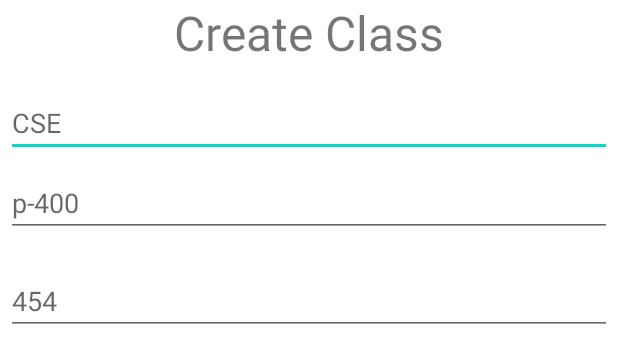
After one commit to Nasif-Imtiaj/Teacher-s-Assistant, an Android app: the layout create_classroom_dialog_layout.xml on its own in the app's theme, with its tools: preview values and no code run, on a phone screen of 412 x 824 dp. The commit adds this screen. Shown: the top 363 px of the screen. Run offline under Robolectric (Android 15) with nearby library versions, the phone set to English and light mode, and no system bars.

Commit message:
added class room create dialog.

```diff
--- a/app/src/main/res/layout/class_room_fragment.xml
+++ b/app/src/main/res/layout/class_room_fragment.xml
@@ -20,7 +20,7 @@
 
 
     <com.google.android.material.floatingactionbutton.FloatingActionButton
-        android:id="@+id/add_fab"
+        android:id="@+id/fabAdd"
         android:layout_width="wrap_content"
         android:layout_height="wrap_content"
         android:layout_gravity="end"
--- /dev/null
+++ b/app/src/main/res/layout/create_classroom_dialog_layout.xml
@@ -0,0 +1,55 @@
+<?xml version="1.0" encoding="utf-8"?>
+<androidx.constraintlayout.widget.ConstraintLayout xmlns:android="http://schemas.android.com/apk/res/android"
+    xmlns:app="http://schemas.android.com/apk/res-auto"
+    android:layout_width="match_parent"
+    android:layout_height="match_parent">
+
+    <TextView
+        android:id="@+id/tvTitle"
+        android:layout_width="wrap_content"
+        android:layout_height="wrap_content"
+        android:text="Create Class"
+        android:textSize="32dp"
+        app:layout_constraintEnd_toEndOf="parent"
+        app:layout_constraintStart_toStartOf="parent"
+        app:layout_constraintTop_toTopOf="parent" />
+
+    <LinearLayout
+        android:layout_width="match_parent"
+        android:layout_height="wrap_content"
+        android:orientation="vertical"
+        app:layout_constraintStart_toStartOf="parent"
+        app:layout_constraintTop_toBottomOf="@id/tvTitle">
+        <EditText
+            android:id="@+id/etDepartment"
+            android:layout_width="match_parent"
+            android:layout_height="wrap_content"
+            android:layout_marginTop="16dp"
+            android:layout_marginLeft="4dp"
+            android:layout_marginRight="4dp"
+            android:layout_marginBottom="4dp"
+            android:hint="CSE" />
+        <EditText
+            android:id="@+id/etSubject"
+            android:layout_width="match_parent"
+            android:layout_height="wrap_content"
+            android:layout_marginTop="4dp"
+            android:layout_marginLeft="4dp"
+            android:layout_marginRight="4dp"
+            android:layout_marginBottom="16dp"
+            android:fontFamily="sans-serif"
+            android:hint="p-400"/>
+        <EditText
+            android:id="@+id/etCode"
+            android:layout_width="match_parent"
+            android:layout_height="wrap_content"
+            android:layout_marginTop="4dp"
+            android:layout_marginLeft="4dp"
+            android:layout_marginRight="4dp"
+            android:layout_marginBottom="16dp"
+            android:fontFamily="sans-serif"
+            android:hint="454"/>
+    </LinearLayout>
+
+
+</androidx.constraintlayout.widget.ConstraintLayout>
```
Also changed, not shown: app/src/main/java/com/ni/core/dialogs/createClassRoomDialog/CreateClassRoomDialog.kt (added, +48 -0 lines), app/src/main/java/com/ni/core/dialogs/createClassRoomDialog/CreateClassRoomDialogListener.kt (added, +8 -0 lines), app/src/main/java/com/ni/screens/classRoomScreen/ClassRoomFragment.kt (+18 -16 lines).
